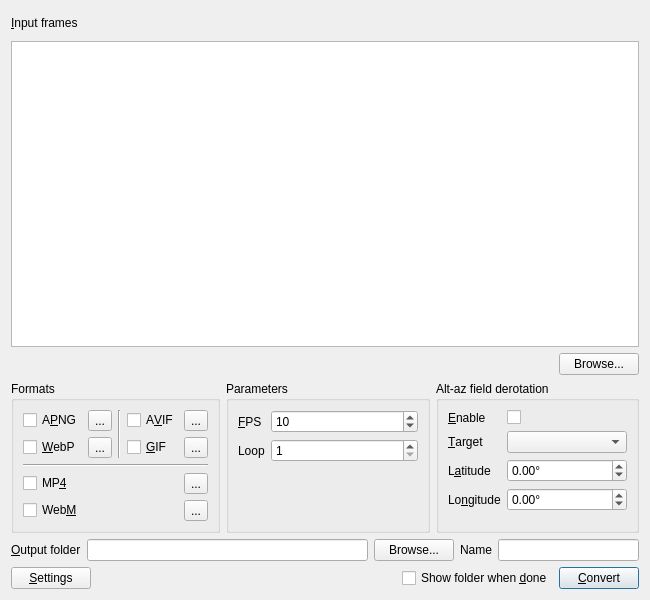
Before: the Qt Designer form mainframe.ui in EthanChappel/HQ-Animate, drawn with Qt 5.
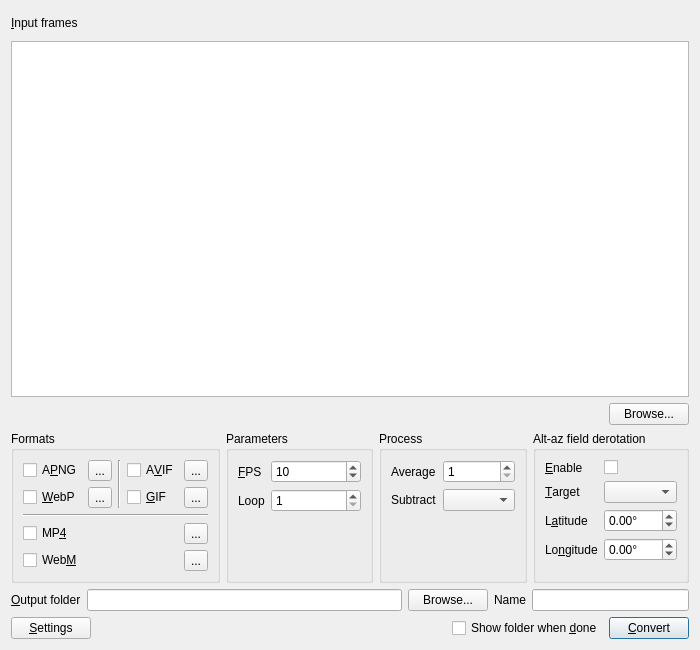
After: the same form once the commit is applied.

Commit message: Add processing options to GUI.

Patch:
```diff
--- a/mainframe.ui
+++ b/mainframe.ui
@@ -6,14 +6,14 @@
    <rect>
     <x>0</x>
     <y>0</y>
-    <width>650</width>
-    <height>600</height>
+    <width>700</width>
+    <height>650</height>
    </rect>
   </property>
   <property name="minimumSize">
    <size>
-    <width>650</width>
-    <height>600</height>
+    <width>700</width>
+    <height>650</height>
    </size>
   </property>
   <property name="maximumSize">
@@ -104,7 +104,7 @@
         <item>
          <widget class="QStackedWidget" name="formats_stack">
           <property name="sizePolicy">
-           <sizepolicy hsizetype="Preferred" vsizetype="Maximum">
+           <sizepolicy hsizetype="Expanding" vsizetype="Maximum">
             <horstretch>0</horstretch>
             <verstretch>0</verstretch>
            </sizepolicy>
@@ -779,9 +779,6 @@
         <string>Parameters</string>
        </property>
        <layout class="QFormLayout" name="formLayout_2">
-        <property name="fieldGrowthPolicy">
-         <enum>QFormLayout::FieldGrowthPolicy::ExpandingFieldsGrow</enum>
-        </property>
         <item row="0" column="0">
          <widget class="QLabel" name="duration_label">
           <property name="text">
@@ -840,6 +837,67 @@
        </layout>
       </widget>
      </item>
+     <item>
+      <widget class="QGroupBox" name="method_groupbox">
+       <property name="sizePolicy">
+        <sizepolicy hsizetype="Expanding" vsizetype="Minimum">
+         <horstretch>0</horstretch>
+         <verstretch>0</verstretch>
+        </sizepolicy>
+       </property>
+       <property name="title">
+        <string>Process</string>
+       </property>
+       <layout class="QFormLayout" name="formLayout_10">
+        <item row="0" column="0">
+         <widget class="QLabel" name="label_16">
+          <property name="text">
+           <string>Average</string>
+          </property>
+          <property name="buddy">
+           <cstring>average_spinner</cstring>
+          </property>
+         </widget>
+        </item>
+        <item row="0" column="1">
+         <widget class="QSpinBox" name="average_spinner">
+          <property name="sizePolicy">
+           <sizepolicy hsizetype="Expanding" vsizetype="Fixed">
+            <horstretch>0</horstretch>
+            <verstretch>0</verstretch>
+           </sizepolicy>
+          </property>
+          <property name="prefix">
+           <string/>
+          </property>
+          <property name="minimum">
+           <number>1</number>
+          </property>
+         </widget>
+        </item>
+        <item row="1" column="0">
+         <widget class="QLabel" name="label_15">
+          <property name="text">
+           <string>Subtract</string>
+          </property>
+          <property name="buddy">
+           <cstring>subtract_combo</cstring>
+          </property>
+         </widget>
+        </item>
+        <item row="1" column="1">
+         <widget class="QComboBox" name="subtract_combo">
+          <property name="sizePolicy">
+           <sizepolicy hsizetype="Expanding" vsizetype="Fixed">
+            <horstretch>0</horstretch>
+            <verstretch>0</verstretch>
+           </sizepolicy>
+          </property>
+         </widget>
+        </item>
+       </layout>
+      </widget>
+     </item>
      <item>
       <widget class="QGroupBox" name="derotation_group">
        <property name="sizePolicy">
```
Left out of the diff: 3 changed lines with no effect on the pictures. The commit also changes 3 other files.
